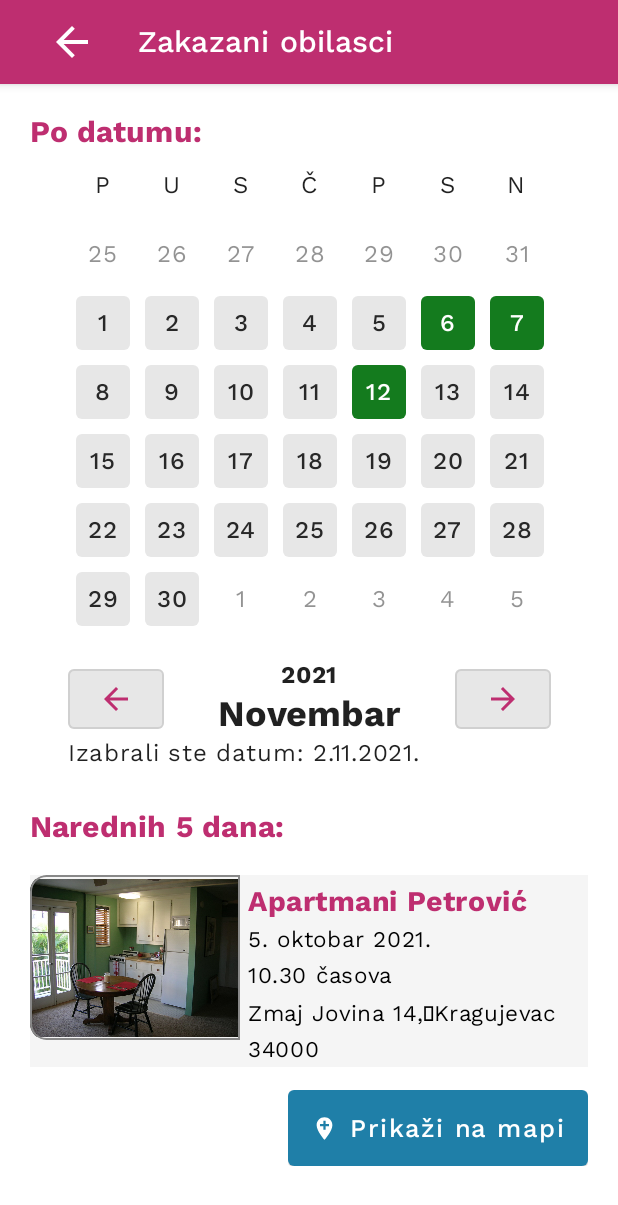
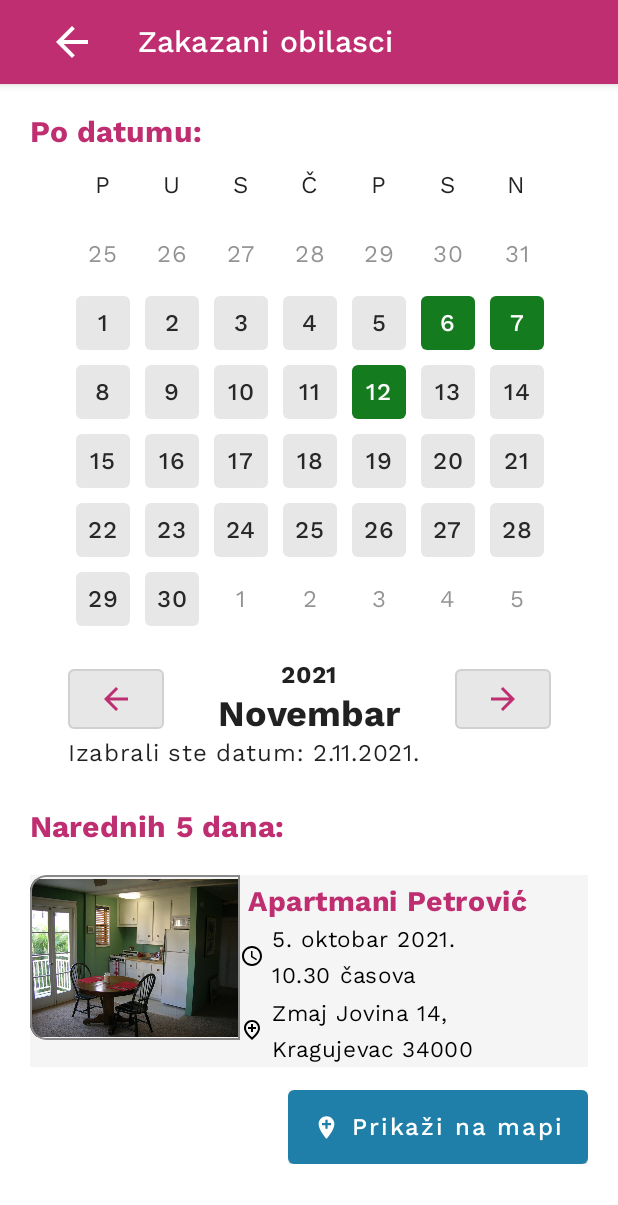
Before and after one commit to dragana98/SkuciSe-App, an Android app built with Jetpack Compose: the ScheduledToursScreen screen opened through its navigation route, on a phone screen of 412 x 824 dp. Shown: the top 1205 px of the screen. Run offline under Robolectric (Android 15) with nearby library versions, the phone set to English and light mode, and no system bars.

Commit message:
#12 Azurirana strana ScheduledToursScreen

```diff
--- a/src/SkuciSe/app/src/main/java/com/blackbyte/skucise/screens/ScheduledToursScreen.kt
+++ b/src/SkuciSe/app/src/main/java/com/blackbyte/skucise/screens/ScheduledToursScreen.kt
@@ -8,6 +8,10 @@ import androidx.compose.material.*
 import androidx.compose.material.icons.Icons
 import androidx.compose.material.icons.filled.AddLocation
 import androidx.compose.material.icons.filled.ArrowForward
+import androidx.compose.material.icons.outlined.AddLocation
+import androidx.compose.material.icons.outlined.LockClock
+import androidx.compose.material.icons.outlined.QueryBuilder
+import androidx.compose.material.icons.outlined.Watch
 import androidx.compose.runtime.*
 import androidx.compose.ui.Alignment
 import androidx.compose.ui.Modifier
@@ -134,20 +138,46 @@ fun ScheduledToursScreen(returnToPreviousScreen: () -> Unit){
                             fontSize = 19.sp,
                             textAlign = TextAlign.Left
                         )
+
+                        Row(
+                            verticalAlignment = Alignment.CenterVertically,
+                            //horizontalArrangement = Arrangement.Center,
+                            modifier = Modifier
+                                .fillMaxWidth()
+                        ){
+                            Icon(
+                                imageVector = Icons.Outlined.QueryBuilder,
+                                contentDescription = "Clock",
+                                modifier = Modifier.size(16.dp),
+                                tint = Color.Black
+                            )
                             Text(
                                 text = "5. oktobar 2021.\n10.30 časova",
                                 modifier = Modifier.absolutePadding(5.dp,1.dp,0.dp,0.dp),
                                 color = Color.Black,
                                 fontSize = 15.sp,
-                            textAlign = TextAlign.Left
+                                textAlign = TextAlign.Left)
+
+                        }
+                        Row(
+                            verticalAlignment = Alignment.CenterVertically,
+                            modifier = Modifier
+                                .fillMaxWidth()
+                        ){
+                            Icon(
+                                imageVector = Icons.Outlined.AddLocation,
+                                contentDescription = "Location",
+                                modifier = Modifier.size(16.dp),
+                                tint = Color.Black
                             )
                             Text(
-                            text = "Zmaj Jovina 14,\u2028Kragujevac 34000",
+                                text = "Zmaj Jovina 14,\nKragujevac 34000",
                                 modifier = Modifier.absolutePadding(5.dp,1.dp,0.dp,0.dp),
                                 color = Color.Black,
                                 fontSize = 15.sp,
-                            textAlign = TextAlign.Left
-                        )
+                                textAlign = TextAlign.Left)
+
+                        }
 
                     }
                 }
@@ -193,7 +223,7 @@ fun ScheduledToursScreen(returnToPreviousScreen: () -> Unit){
                     )
                     Spacer(modifier = Modifier.size(ButtonDefaults.IconSpacing))
 
-                    Text(text = "Prikaži na mapi", color = Color.White, fontSize = 17.sp)
+                    Text(text = "Prikaži na mapi", color = Color.White, fontSize = 16.sp)
                 }
             }
 
```
Lines whose indentation alone changed are shown as unchanged.
